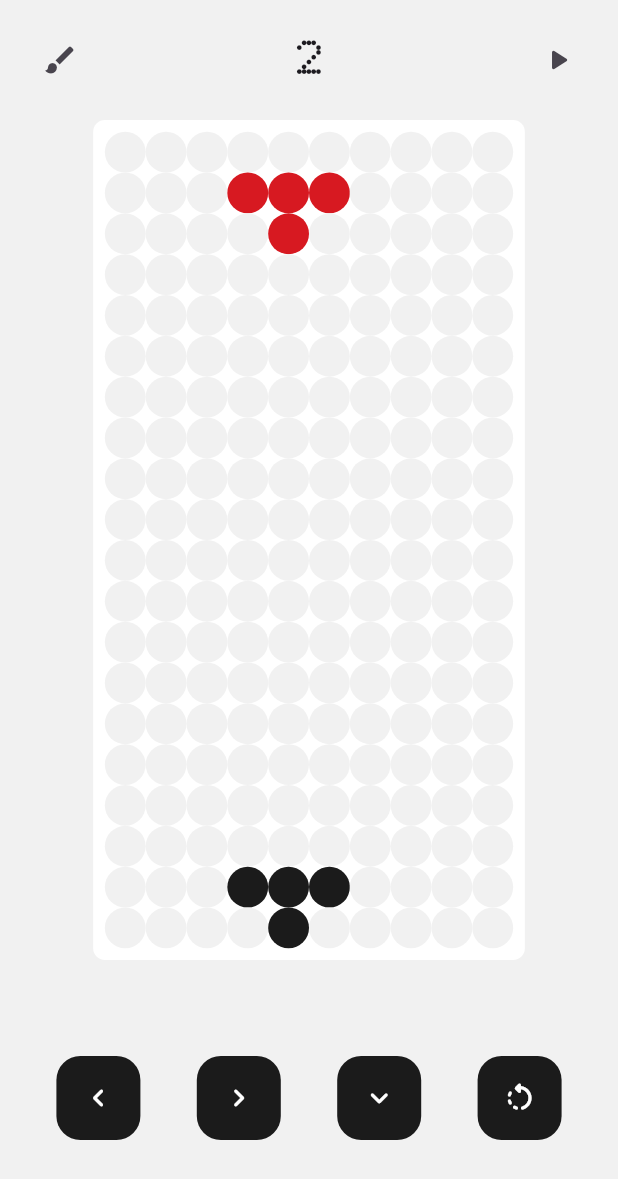
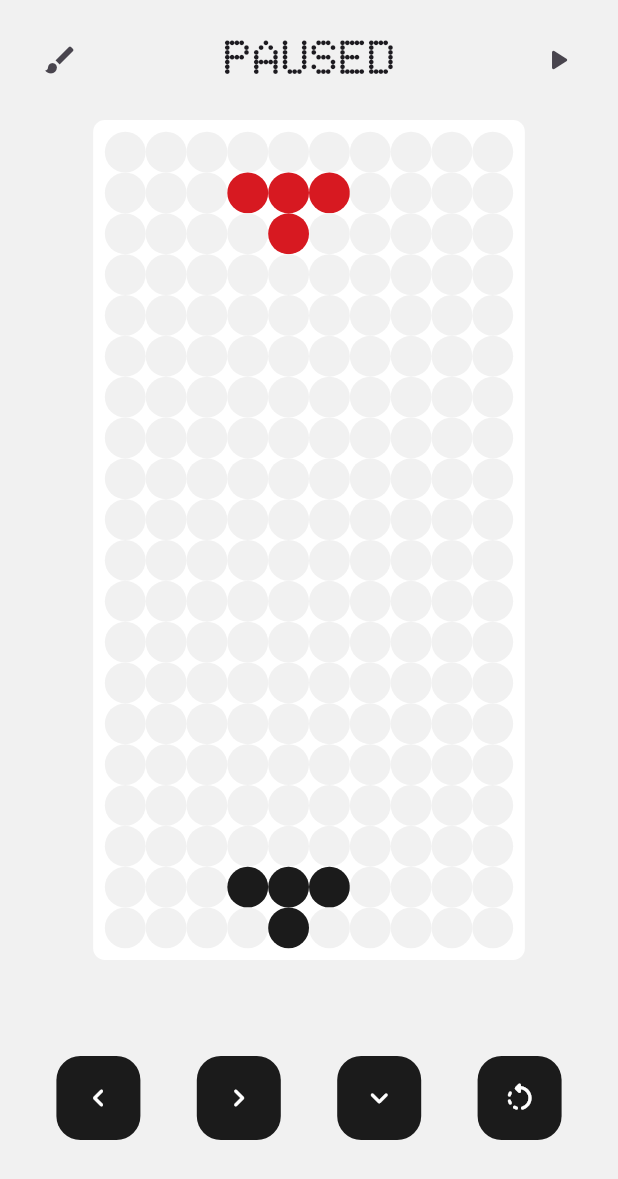
Before and after one commit to ItsCR24/tetris-m3, a Flutter app: the screen it shows after launch, after a tap on the "brush" icon, after a tap on the "pause" icon, on a phone screen of 412 x 824 dp. Shown: the top 1179 px of the screen. Run offline on Flutter 3.47's test engine with Material 3 defaults, Android fonts, the phone set to English and light mode, and no system bars; drawn by our look-alikes of dynamic_color.

Commit message:
Added message when paused

```diff
--- a/lib/board.dart
+++ b/lib/board.dart
@@ -270,7 +270,7 @@
                 children: [
                   Center(
                     child: Text(
-                      score.toString(),
+                      paused ? "Paused" : score.toString(),
                       style: Theme.of(context).textTheme.headlineLarge,
                     ),
                   ),
```
